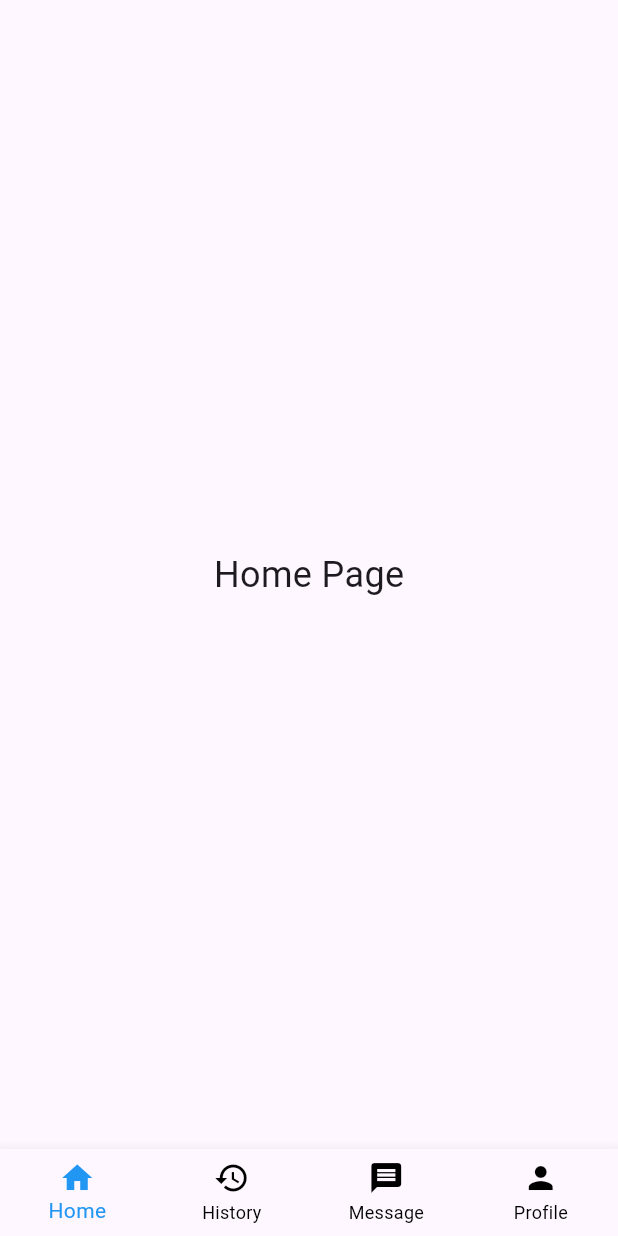
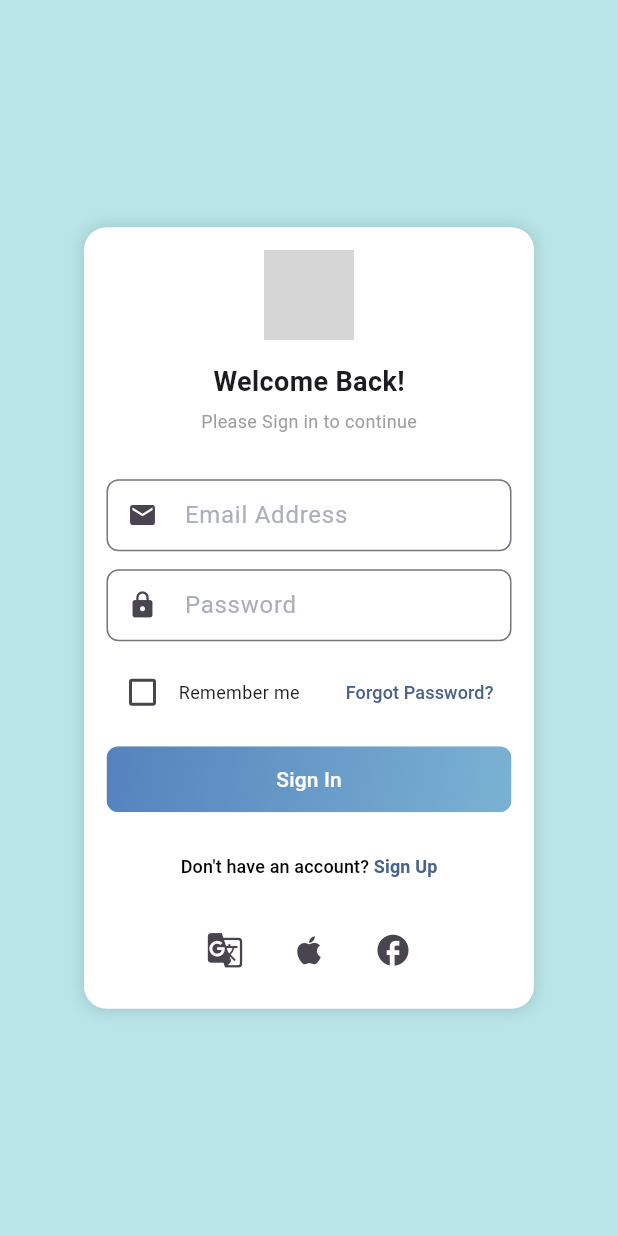
Before and after one commit to imxey/mobprog_3, a Flutter app: the screen it shows after launch, on a phone screen of 412 x 824 dp. Run offline on Flutter 3.47's test engine with Material 3 defaults, Android fonts, the phone set to English and light mode, and no system bars; network calls fail; grey boxes are pictures that could not be loaded.

Commit message:
add sign in

```diff
--- a/lib/main.dart
+++ b/lib/main.dart
@@ -1,6 +1,5 @@
 import 'package:flutter/material.dart';
-import 'ui/main_screen.dart'; // Panggil main_screen.dart
-
+import 'package:mobprog_3/pages/signIn.dart';
 void main() {
   runApp(const MyApp());
 }
@@ -12,7 +11,7 @@ class MyApp extends StatelessWidget {
   Widget build(BuildContext context) {
     return MaterialApp(
       debugShowCheckedModeBanner: false,
-      home: const MainScreen(), // Panggil MainScreen sebagai halaman utama
+      home: LoginScreen(),
     );
   }
 }
--- /dev/null
+++ b/lib/pages/chat_detail.dart
@@ -0,0 +1,15 @@
+import 'package:flutter/material.dart';
+
+class ChatDetailScreen extends StatelessWidget {
+  const ChatDetailScreen({super.key});
+
+  @override
+  Widget build(BuildContext context) {
+    return Scaffold(
+      appBar: AppBar(title: Text("Chat Detail")),
+      body: Center(
+        child: Text("Ini halaman detail chat", style: TextStyle(fontSize: 24)),
+      ),
+    );
+  }
+}
--- /dev/null
+++ b/lib/pages/message.dart
@@ -0,0 +1,22 @@
+import 'package:flutter/material.dart';
+import 'chat_detail.dart';
+
+class MessageScreen extends StatelessWidget {
+  const MessageScreen({super.key});
+
+  @override
+  Widget build(BuildContext context) {
+    return Scaffold(
+      appBar: AppBar(title: Text("Message")),
+      body: ElevatedButton(
+        onPressed: () {
+          Navigator.push(
+            context,
+            MaterialPageRoute(builder: (context) => const ChatDetailScreen()),
+          );
+        },
+        child: Text("Chat Detail"),
+      ),
+    );
+  }
+}
--- /dev/null
+++ b/lib/pages/signIn.dart
@@ -0,0 +1,202 @@
+import 'package:flutter/material.dart';
+import 'main_screen.dart';
+
+class LoginScreen extends StatelessWidget {
+  @override
+  Widget build(BuildContext context) {
+    return Scaffold(
+      backgroundColor: Color(0xFFB9E5E8),
+      body: SafeArea(
+        child: Center(
+          child: SingleChildScrollView(
+            child: Padding(
+              padding: const EdgeInsets.symmetric(horizontal: 15.0),
+              child: Container(
+                width: 300,
+                padding: const EdgeInsets.all(15),
+                decoration: BoxDecoration(
+                  color: Colors.white,
+                  borderRadius: BorderRadius.circular(15),
+                  boxShadow: [
+                    BoxShadow(
+                      color: Colors.black12,
+                      blurRadius: 8,
+                      spreadRadius: 1,
+                    ),
+                  ],
+                ),
+                child: Column(
+                  mainAxisSize: MainAxisSize.min,
+                  children: [
+                    Center(
+                      child: Image.network(
+                        'https://cdn-icons-png.flaticon.com/512/3135/3135715.png',
+                        width: 60,
+                      ),
+                    ),
+                    const SizedBox(height: 15),
+
+                    const Text(
+                      "Welcome Back!",
+                      style: TextStyle(
+                        fontSize: 18,
+                        fontWeight: FontWeight.bold,
+                      ),
+                    ),
+                    const SizedBox(height: 5),
+
+                    const Text(
+                      "Please Sign in to continue",
+                      style: TextStyle(color: Colors.grey, fontSize: 12),
+                    ),
+                    const SizedBox(height: 30),
+
+                    TextField(
+                      decoration: InputDecoration(
+                        prefixIcon: Icon(Icons.email, size: 20),
+                        hintText: "Email Address",
+                        hintStyle: TextStyle(color: Color(0xFFADAEBC)),
+                        contentPadding: EdgeInsets.symmetric(
+                          vertical: 10,
+                          horizontal: 12,
+                        ),
+                        border: OutlineInputBorder(
+                          borderRadius: BorderRadius.circular(8),
+                        ),
+                      ),
+                    ),
+                    const SizedBox(height: 12),
+
+                    TextField(
+                      obscureText: true,
+                      decoration: InputDecoration(
+                        prefixIcon: Icon(Icons.lock, size: 20),
+                        hintText: "Password",
+                        hintStyle: TextStyle(color: Color(0xFFADAEBC)),
+                        contentPadding: EdgeInsets.symmetric(
+                          vertical: 10,
+                          horizontal: 12,
+                        ),
+                        border: OutlineInputBorder(
+                          borderRadius: BorderRadius.circular(8),
+                        ),
+                      ),
+                    ),
+                    const SizedBox(height: 10),
+
+                    Row(
+                      mainAxisAlignment: MainAxisAlignment.spaceBetween,
+                      children: [
+                        Row(
+                          children: [
+                            Checkbox(value: false, onChanged: (value) {}),
+                            const Text(
+                              "Remember me",
+                              style: TextStyle(fontSize: 12),
+                            ),
+                          ],
+                        ),
+                        TextButton(
+                          onPressed: () {},
+                          child: const Text(
+                            "Forgot Password?",
+                            style: TextStyle(color: Color(0xFF4A628A), fontSize: 12),
+                          ),
+                        ),
+                      ],
+                    ),
+                    const SizedBox(height: 10),
+
+                    ElevatedButton(
+                      style: ElevatedButton.styleFrom(
+                        backgroundColor: Colors.transparent,
+                        shadowColor: Colors.transparent,
+                        padding: EdgeInsets.zero,
+                      ),
+                      onPressed: () {
+                        Navigator.push(
+                          context,
+                          MaterialPageRoute(
+                            builder: (context) => const MainScreen(),
+                          ),
+                        );
+                      },
+                      child: Ink(
+                        decoration: BoxDecoration(
+                          gradient: LinearGradient(
+                            colors: [Color(0xFF5582BD), Color(0xFF7AB2D3)],
+                            begin: Alignment.topLeft,
+                            end: Alignment.bottomRight,
+                          ),
+                          borderRadius: BorderRadius.circular(8),
+                        ),
+                        child: Container(
+                          width: double.infinity,
+                          padding: const EdgeInsets.symmetric(vertical: 12),
+                          alignment: Alignment.center,
+                          child: const Text(
+                            "Sign In",
+                            style: TextStyle(fontSize: 14, color: Colors.white),
+                          ),
+                        ),
+                      ),
+                    ),
+                    const SizedBox(height: 10),
+
+                    Center(
+                      child: TextButton(
+                        onPressed: () {},
+                        child: Text.rich(
+                          TextSpan(
+                            children: [
+                              TextSpan(
+                                text: "Don't have an account? ",
+                                style: TextStyle(
+                                  color: Colors.black,
+                                  fontSize: 12,
+                                ),
+                              ),
+                              TextSpan(
+                                text: "Sign Up",
+                                style: TextStyle(
+                                  color: Color(0xFF4A628A),
+                                  fontSize: 12,
+                                  fontWeight: FontWeight.bold,
+                                ),
+                              ),
+                            ],
+                          ),
+                        ),
+                      ),
+                    ),
+
+                    const SizedBox(height: 8),
+
+                    Wrap(
+                      spacing: 8,
+                      alignment: WrapAlignment.center,
+                      children: [
+                        IconButton(
+                          icon: Icon(Icons.g_translate, size: 25),
+                          onPressed: () {},
+                        ),
+                        IconButton(
+                          icon: Icon(Icons.apple, size: 25),
+                          onPressed: () {},
+                        ),
+                        IconButton(
+                          icon: Icon(Icons.facebook, size: 25),
+                          onPressed: () {},
+                        ),
+                      ],
+                    ),
+                  ],
+                ),
+              ),
+            ),
+          ),
+        ),
+      ),
+    );
+  }
+}
--- a/lib/ui/message.dart
+++ /dev/null
@@ -1,12 +0,0 @@
-import 'package:flutter/material.dart';
-
-class MessageScreen extends StatelessWidget {
-  const MessageScreen({super.key});
-
-  @override
-  Widget build(BuildContext context) {
-    return const Scaffold(
-      body: Center(child: Text("Message Page", style: TextStyle(fontSize: 24))),
-    );
-  }
-}
```
Also changed, not shown: lib/models/user_model.dart (added), lib/pages/history.dart (renamed from lib/ui/history.dart), lib/pages/home.dart (renamed from lib/ui/home.dart), lib/pages/main_screen.dart (renamed from lib/ui/main_screen.dart), lib/pages/profile.dart (renamed from lib/ui/profile.dart), lib/pages/signUp.dart (added).
